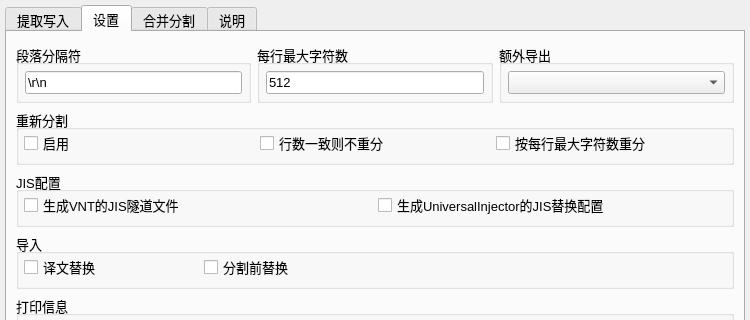
satan53x/SExtractor, file main/ui_mainWindow.ui: the form before one commit; both pictures show x 0 to 750 and y 0 to 320 of the 750 by 650 pixel window.
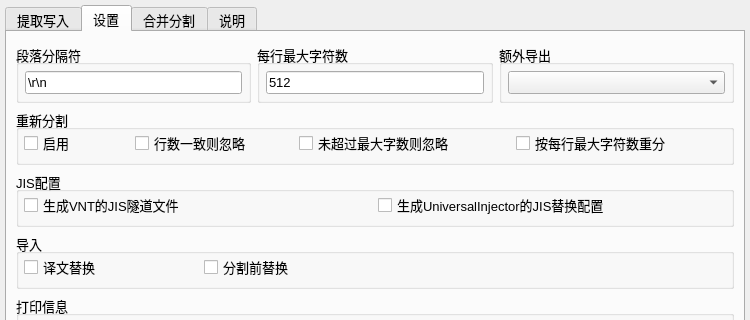
The form after the commit. The open tabs and pages were chosen to show the change.

Commit message: 添加功能：每行字数都不到最大则不重分

```diff
--- a/main/ui_mainWindow.ui
+++ b/main/ui_mainWindow.ui
@@ -724,7 +724,7 @@
              <property name="title">
               <string>重新分割</string>
              </property>
-             <layout class="QHBoxLayout" name="horizontalLayout_18" stretch="2,2,2">
+             <layout class="QHBoxLayout" name="horizontalLayout_18" stretch="2,3,4,4">
               <property name="leftMargin">
                <number>5</number>
               </property>
@@ -747,13 +747,20 @@
               <item>
                <widget class="QCheckBox" name="ignoreSameCheck">
                 <property name="text">
-                 <string>行数一致则不重分</string>
+                 <string>行数一致则忽略</string>
                 </property>
                 <property name="checked">
                  <bool>false</bool>
                 </property>
                </widget>
               </item>
+              <item>
+               <widget class="QCheckBox" name="ignoreNotMaxCheck">
+                <property name="text">
+                 <string>未超过最大字数则忽略</string>
+                </property>
+               </widget>
+              </item>
               <item>
                <widget class="QCheckBox" name="fixedMaxCheck">
                 <property name="text">
```
The commit also changes 5 other files.
